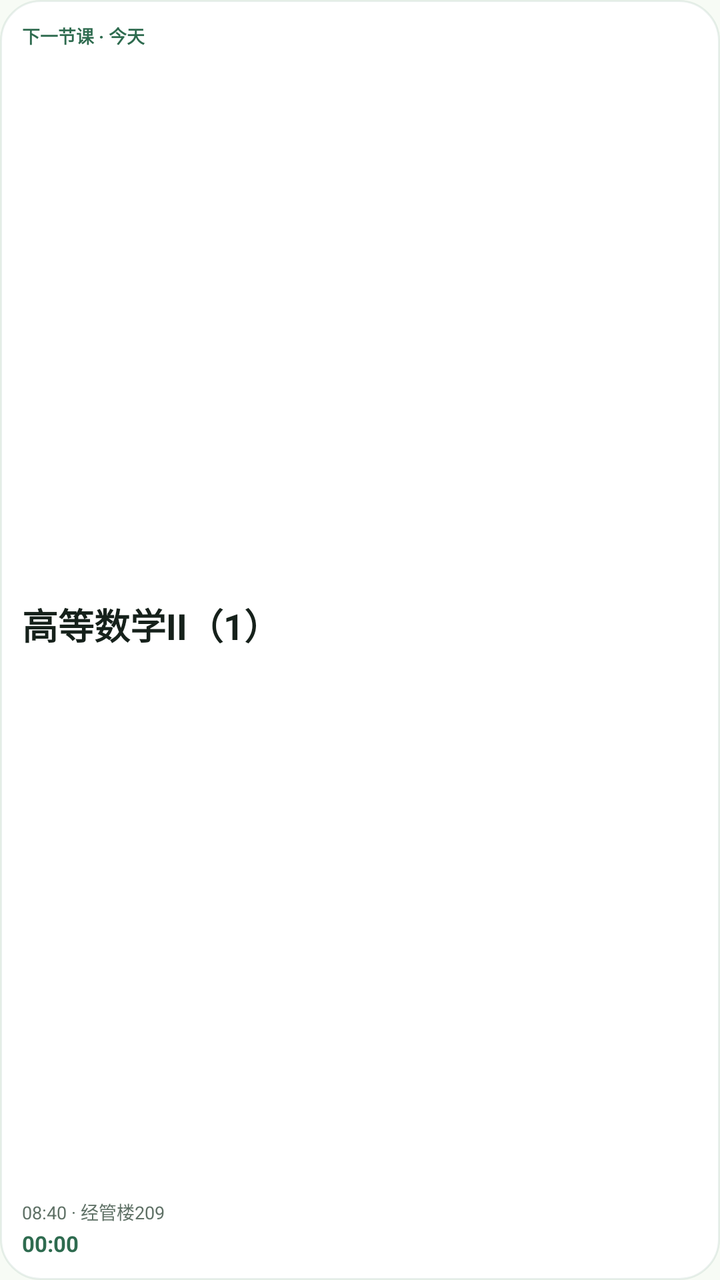
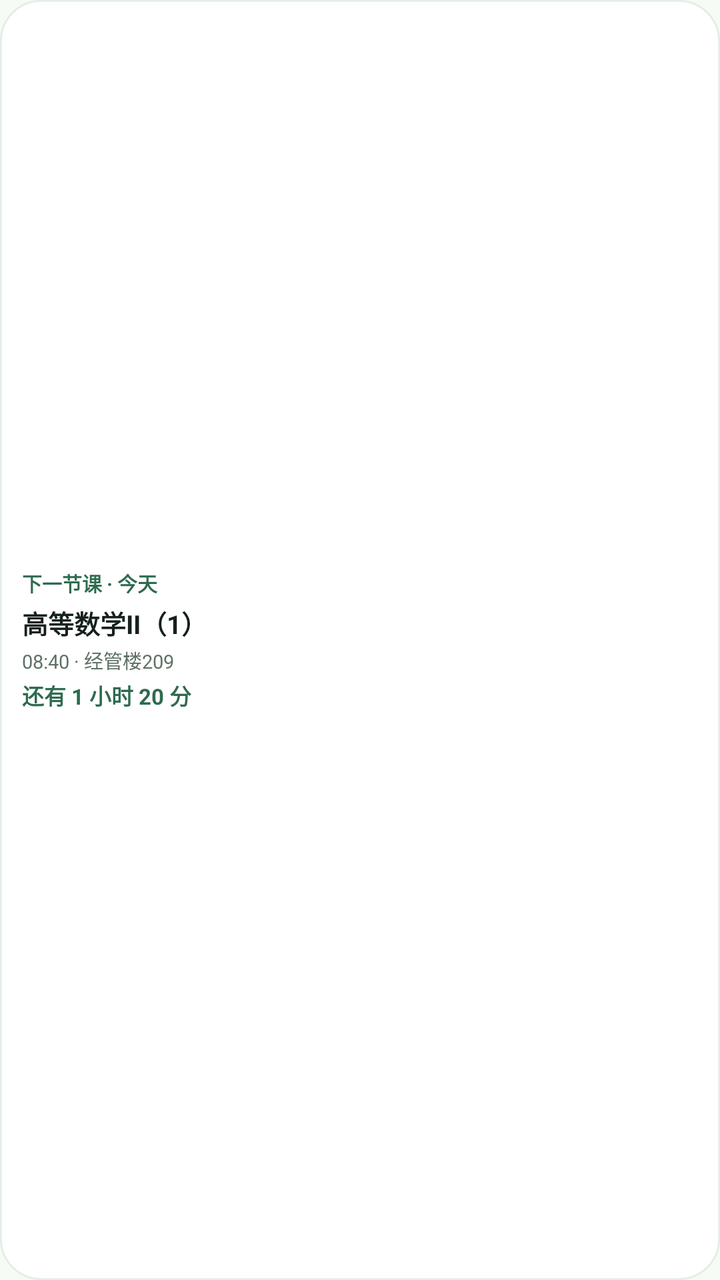

Before-and-after screenshots of an Android layout around one commit, followed by the original layout XML and the change that was made.
<!-- AndroidManifest.xml: application theme Theme.ZhkuSchedule -->
<!-- res/layout/widget_schedule.xml -->
<?xml version="1.0" encoding="utf-8"?>
<LinearLayout xmlns:android="http://schemas.android.com/apk/res/android"
    android:id="@+id/widget_root"
    android:layout_width="match_parent"
    android:layout_height="match_parent"
    android:background="@drawable/widget_background"
    android:orientation="vertical"
    android:padding="11dp">

    <TextView
        android:id="@+id/widget_status"
        android:layout_width="match_parent"
        android:layout_height="wrap_content"
        android:ellipsize="end"
        android:maxLines="1"
        android:text="@string/widget_status_placeholder"
        android:textColor="@color/widget_accent"
        android:textSize="9sp"
        android:textStyle="bold" />

    <TextView
        android:id="@+id/widget_course"
        android:layout_width="match_parent"
        android:layout_height="0dp"
        android:layout_marginTop="3dp"
        android:layout_weight="1"
        android:gravity="center_vertical|start"
        android:autoSizeMaxTextSize="18sp"
        android:autoSizeMinTextSize="9sp"
        android:autoSizeStepGranularity="1sp"
        android:autoSizeTextType="uniform"
        android:ellipsize="end"
        android:maxLines="2"
        android:text="@string/widget_course_placeholder"
        android:textColor="@color/widget_text_primary"
        android:textSize="18sp"
        android:textStyle="bold" />

    <TextView
        android:id="@+id/widget_meta"
        android:layout_width="match_parent"
        android:layout_height="wrap_content"
        android:layout_marginTop="2dp"
        android:ellipsize="end"
        android:maxLines="1"
        android:text="@string/widget_meta_placeholder"
        android:textColor="@color/widget_text_secondary"
        android:textSize="9sp" />

    <Chronometer
        android:id="@+id/widget_countdown"
        android:layout_width="match_parent"
        android:layout_height="wrap_content"
        android:layout_marginTop="2dp"
        android:maxLines="1"
        android:textColor="@color/widget_accent"
        android:textSize="11sp"
        android:textStyle="bold" />

</LinearLayout>
<!-- resources referenced by this layout -->
<resources>
  <color name="widget_accent">#2E6B4F</color>
  <color name="widget_text_primary">#16211B</color>
  <color name="widget_text_secondary">#5F7166</color>
  <!-- drawable widget_background (drawable) -->
  <?xml version="1.0" encoding="utf-8"?>
  <shape xmlns:android="http://schemas.android.com/apk/res/android"
      android:shape="rectangle">
      <solid android:color="@color/widget_bg" />
      <corners android:radius="20dp" />
      <stroke
          android:width="1dp"
          android:color="@color/widget_stroke" />
  </shape>
  <string name="widget_course_placeholder">高等数学II（1）</string>
  <string name="widget_meta_placeholder">08:40 · 经管楼209</string>
  <string name="widget_status_placeholder">下一节课 · 今天</string>
  <style name="Theme.ZhkuSchedule" parent="android:Theme.Material.Light.NoActionBar">
          <item name="android:windowBackground">@color/window_background</item>
          <item name="android:windowLightStatusBar">true</item>
          <item name="android:statusBarColor">@android:color/transparent</item>
          <item name="android:navigationBarColor">@android:color/transparent</item>
      </style>
  <color name="widget_bg">#FFFFFF</color>
  <color name="widget_stroke">#1A2E6B4F</color>
  <color name="window_background">#F7FBF5</color>
</resources>

<!-- the commit's change to res/layout/widget_schedule.xml (unified diff, before → after) -->
@@ -4,6 +4,7 @@
     android:layout_width="match_parent"
     android:layout_height="match_parent"
     android:background="@drawable/widget_background"
+    android:gravity="center_vertical"
     android:orientation="vertical"
     android:padding="11dp">
 
@@ -15,25 +16,20 @@
         android:maxLines="1"
         android:text="@string/widget_status_placeholder"
         android:textColor="@color/widget_accent"
-        android:textSize="9sp"
+        android:textSize="10sp"
         android:textStyle="bold" />
 
     <TextView
         android:id="@+id/widget_course"
         android:layout_width="match_parent"
-        android:layout_height="0dp"
+        android:layout_height="wrap_content"
         android:layout_marginTop="3dp"
-        android:layout_weight="1"
+        android:ellipsize="end"
         android:gravity="center_vertical|start"
-        android:autoSizeMaxTextSize="18sp"
-        android:autoSizeMinTextSize="9sp"
-        android:autoSizeStepGranularity="1sp"
-        android:autoSizeTextType="uniform"
-        android:ellipsize="end"
         android:maxLines="2"
         android:text="@string/widget_course_placeholder"
         android:textColor="@color/widget_text_primary"
-        android:textSize="18sp"
+        android:textSize="13sp"
         android:textStyle="bold" />
 
     <TextView
@@ -45,14 +41,16 @@
         android:maxLines="1"
         android:text="@string/widget_meta_placeholder"
         android:textColor="@color/widget_text_secondary"
-        android:textSize="9sp" />
+        android:textSize="9.5sp" />
 
-    <Chronometer
+    <TextView
         android:id="@+id/widget_countdown"
         android:layout_width="match_parent"
         android:layout_height="wrap_content"
         android:layout_marginTop="2dp"
+        android:ellipsize="end"
         android:maxLines="1"
+        android:text="@string/widget_countdown_placeholder"
         android:textColor="@color/widget_accent"
         android:textSize="11sp"
         android:textStyle="bold" />
<!-- resource entries referenced after the edit -->
@@ -13,6 +13,7 @@
           android:width="1dp"
           android:color="@color/widget_stroke" />
   </shape>
+  <string name="widget_countdown_placeholder">还有 1 小时 20 分</string>
   <string name="widget_course_placeholder">高等数学II（1）</string>
   <string name="widget_meta_placeholder">08:40 · 经管楼209</string>
   <string name="widget_status_placeholder">下一节课 · 今天</string>
